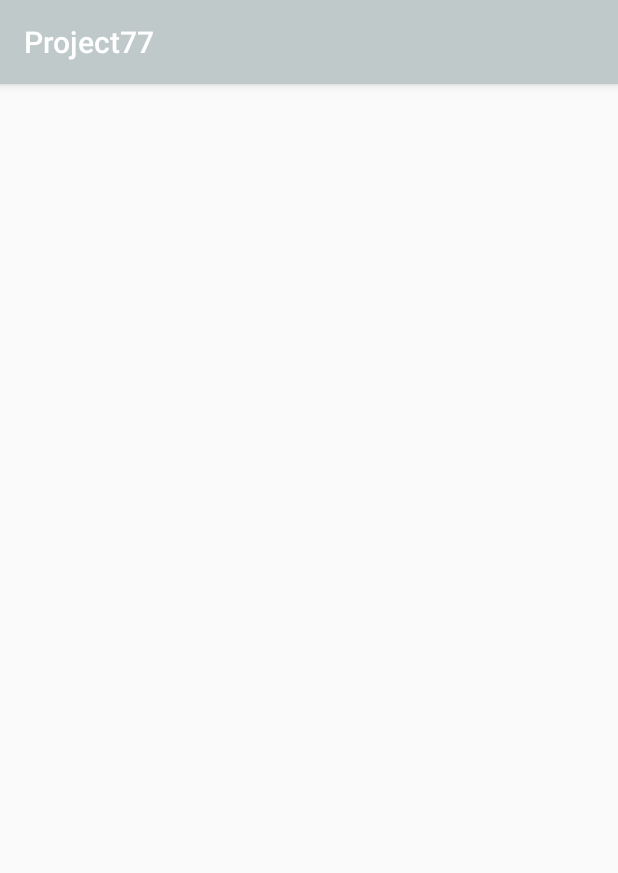
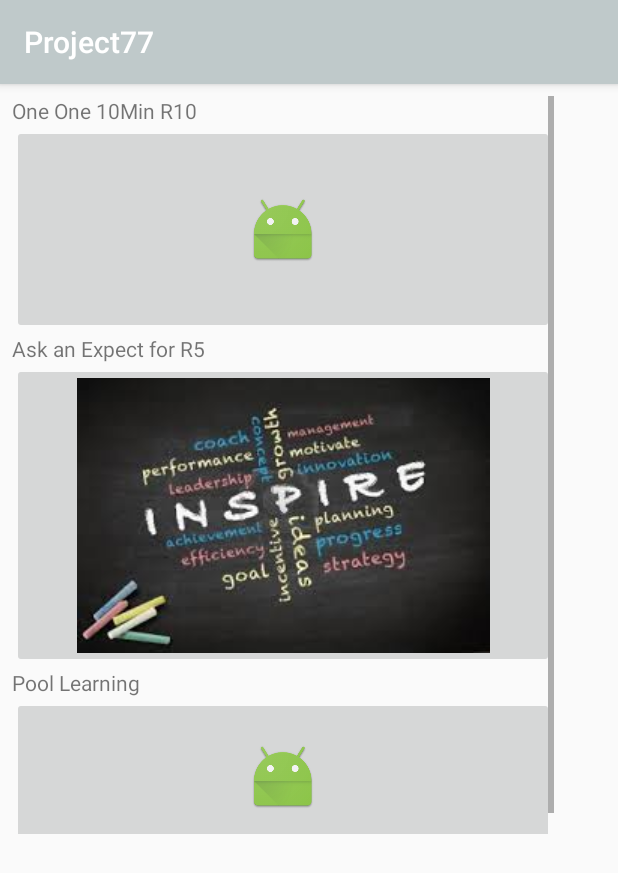
Before and after one commit to sirMothupii/Project771, an Android app: the AskAPro screen opened directly, with no data from a screen before it, on a phone screen of 412 x 824 dp. Shown: the top 873 px of the screen. Run offline under Robolectric (Android 15) with nearby library versions, the phone set to English and light mode, and no system bars.

```diff
--- a/app/build.gradle
+++ b/app/build.gradle
@@ -32,4 +32,8 @@ dependencies {
 }
 
 
+
+
+
+
 apply plugin: 'com.google.gms.google-services'
--- a/app/src/main/res/layout/activity_ask_apro.xml
+++ b/app/src/main/res/layout/activity_ask_apro.xml
@@ -6,4 +6,70 @@
     android:layout_height="match_parent"
     tools:context="com.example.mothupii_.project77.AskAPro">
 
+    <ScrollView
+        android:layout_width="361dp"
+        android:layout_height="492dp"
+        android:layout_marginRight="8dp"
+        app:layout_constraintRight_toRightOf="parent"
+        app:layout_constraintBottom_toBottomOf="parent"
+        android:layout_marginBottom="8dp"
+        android:layout_marginLeft="8dp"
+        app:layout_constraintLeft_toLeftOf="parent"
+        app:layout_constraintTop_toTopOf="parent"
+        android:layout_marginTop="8dp"
+        app:layout_constraintHorizontal_bias="0.0"
+        app:layout_constraintVertical_bias="0.0">
+
+        <LinearLayout
+            android:layout_width="match_parent"
+            android:layout_height="wrap_content"
+            android:orientation="vertical">
+
+            <TextView
+                android:id="@+id/oneOn1Tv"
+                android:layout_width="match_parent"
+                android:layout_height="wrap_content"
+                android:text="One One 10Min R10"
+                tools:layout_editor_absoluteX="130dp"
+                tools:layout_editor_absoluteY="293dp" />
+
+            <ImageButton
+                android:id="@+id/oneOn1Btn"
+                android:layout_width="match_parent"
+                android:layout_height="139dp"
+                app:srcCompat="@mipmap/ic_launcher"
+                tools:layout_editor_absoluteX="80dp"
+                tools:layout_editor_absoluteY="327dp" />
+
+            <TextView
+                android:id="@+id/askExpTxt"
+                android:layout_width="match_parent"
+                android:layout_height="wrap_content"
+                android:text="Ask an Expect for R5"
+                tools:layout_editor_absoluteX="105dp"
+                tools:layout_editor_absoluteY="39dp" />
+
+            <ImageButton
+                android:id="@+id/expertBtn"
+                android:layout_width="match_parent"
+                android:layout_height="wrap_content"
+                app:srcCompat="@drawable/inspire"
+                tools:layout_editor_absoluteX="43dp"
+                tools:layout_editor_absoluteY="56dp" />
+
+            <TextView
+                android:id="@+id/poolL"
+                android:layout_width="match_parent"
+                android:layout_height="wrap_content"
+                android:text="Pool Learning" />
+
+            <ImageButton
+                android:id="@+id/poolLearning"
+                android:layout_width="match_parent"
+                android:layout_height="106dp"
+                app:srcCompat="@mipmap/ic_launcher" />
+
+        </LinearLayout>
+    </ScrollView>
+
 </android.support.constraint.ConstraintLayout>
```
Also changed, not shown: app/src/main/AndroidManifest.xml (+13 -1 lines), app/src/main/java/com/example/mothupii_/project77/ActiveSessionPicker.java (added, +13 -0 lines), app/src/main/java/com/example/mothupii_/project77/MessagingService.java (added, +37 -0 lines), app/src/main/java/com/example/mothupii_/project77/PoolLearning.java (added, +13 -0 lines), app/src/main/java/com/example/mothupii_/project77/RandomExpert.java (added, +13 -0 lines), app/src/main/res/layout/activity_active_session_picker.xml (added, +9 -0 lines), app/src/main/res/layout/activity_pool_learning.xml (added, +33 -0 lines), app/src/main/res/layout/activity_random_expect.xml (added, +9 -0 lines), app/src/main/res/layout/activity_random_expert.xml (added, +9 -0 lines).
